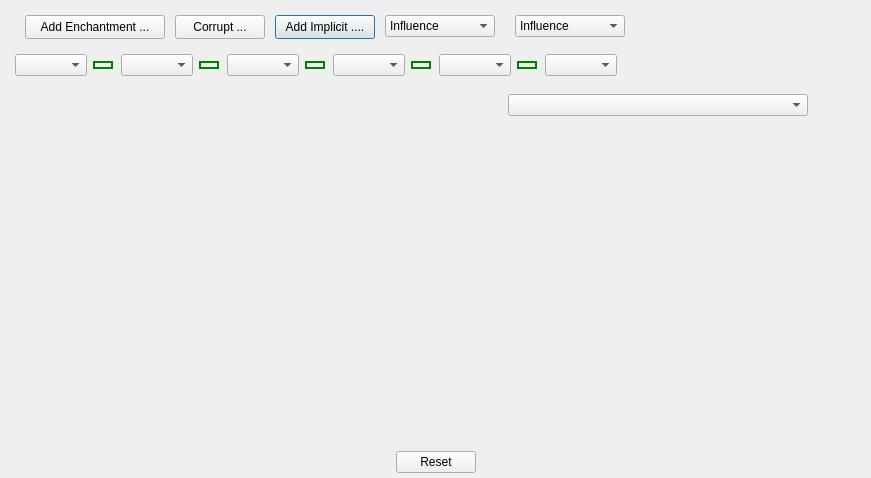
PathOfBuildingCommunity/PathOfBuilding-Python, file Assets/ui_files/dlgCraftItems.ui: the form before one commit.
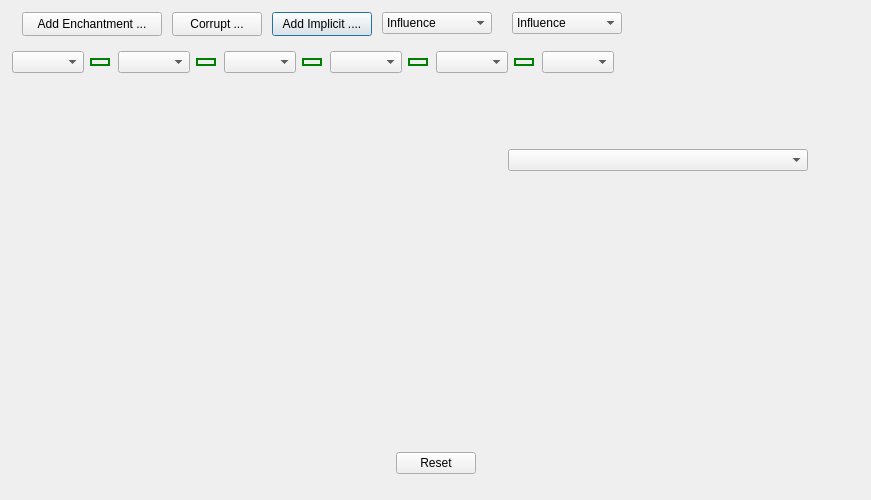
The form after the commit. Icons and pictures are not drawn.

Commit message: Add status bar to crafting dialog. Now we know how to do it.

```diff
--- a/Assets/ui_files/dlgCraftItems.ui
+++ b/Assets/ui_files/dlgCraftItems.ui
@@ -7,27 +7,27 @@
     <x>0</x>
     <y>0</y>
     <width>871</width>
-    <height>478</height>
+    <height>500</height>
    </rect>
   </property>
   <property name="windowTitle">
    <string>Dialog</string>
   </property>
-  <layout class="QVBoxLayout" name="verticalLayout" stretch="1,5,1">
+  <layout class="QVBoxLayout" name="vlayout_Dialog">
    <property name="spacing">
-    <number>2</number>
+    <number>0</number>
    </property>
    <property name="leftMargin">
-    <number>5</number>
+    <number>2</number>
    </property>
    <property name="topMargin">
-    <number>5</number>
+    <number>2</number>
    </property>
    <property name="rightMargin">
-    <number>5</number>
+    <number>2</number>
    </property>
    <property name="bottomMargin">
-    <number>5</number>
+    <number>2</number>
    </property>
    <item>
     <widget class="QFrame" name="frame_Controls">
@@ -556,6 +556,16 @@
      </property>
     </widget>
    </item>
+   <item>
+    <widget class="QLabel" name="label_StatusBar">
+     <property name="maximumSize">
+      <size>
+       <width>16777215</width>
+       <height>24</height>
+      </size>
+     </property>
+    </widget>
+   </item>
   </layout>
  </widget>
  <resources/>
```
The commit also changes 3 other files.
